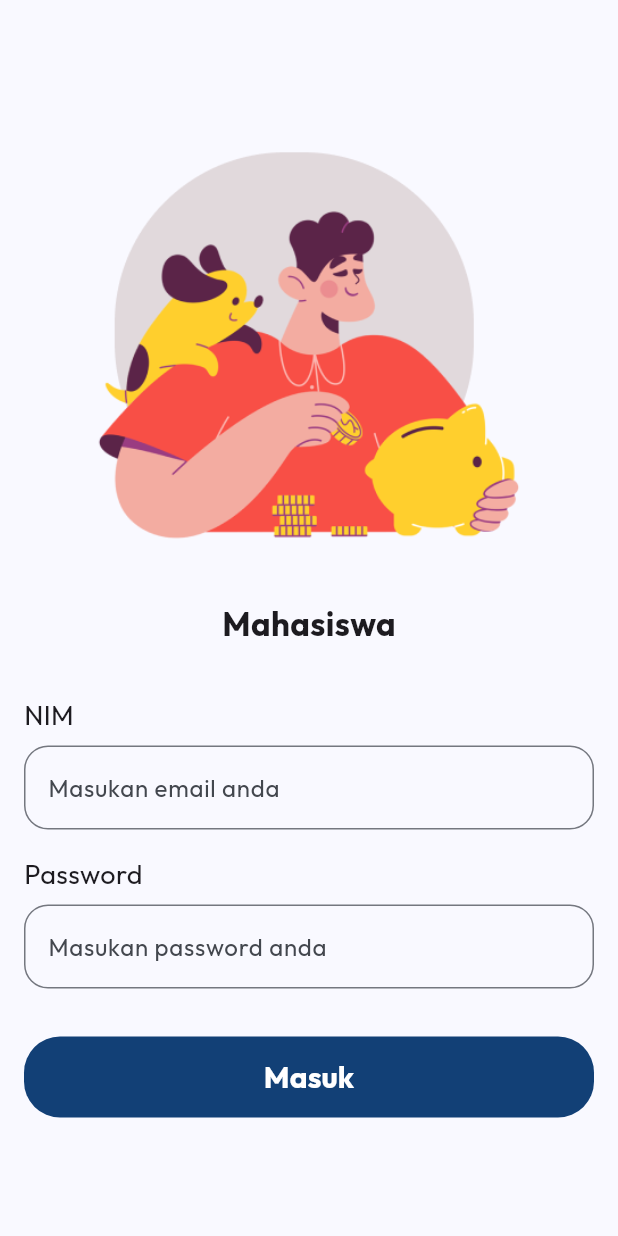
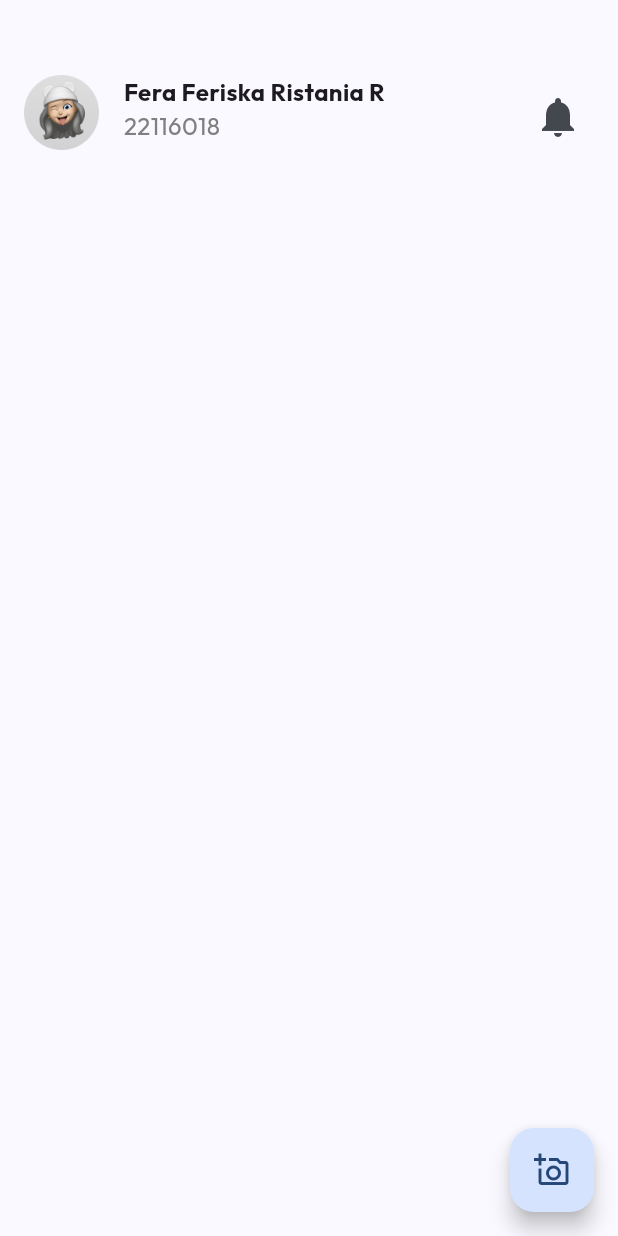
Before and after one commit to Triwahyu22116012/sistem-absensi-mahasiswa, a Flutter app: the LoginMahasiswaScreen screen opened directly, after a tap on "Masuk", on a phone screen of 412 x 824 dp. Run offline on Flutter 3.47's test engine with Material 3 defaults, Android fonts, the phone set to English and light mode, and no system bars; our stand-ins replace google_fonts.

Commit message:
membuat home screen sementara

```diff
--- /dev/null
+++ b/lib/screen/home_screen.dart
@@ -0,0 +1,61 @@
+import 'package:flutter/material.dart';
+
+class HomeScreen extends StatelessWidget {
+  const HomeScreen({super.key});
+
+  @override
+  Widget build(BuildContext context) {
+    return Scaffold(
+      body: Padding(
+        padding: const EdgeInsets.only(left: 16, top: 50, right: 16),
+        child: Row(
+          mainAxisAlignment: MainAxisAlignment.spaceBetween, // horizontal alignment
+          crossAxisAlignment: CrossAxisAlignment.start, // vertical alignment
+          children: [
+            const Image(image: AssetImage("assets/img.png"), width: 50),
+            const Padding(
+              padding: EdgeInsets.only(left: 16),
+              child: SizedBox(
+                width: 265, // sementara
+                child: Column(
+                  crossAxisAlignment: CrossAxisAlignment.start,
+                  children: [
+                    Text(
+                      "Fera Feriska Ristania R",
+                      style: TextStyle(
+                        fontWeight: FontWeight.bold,
+                        fontSize: 16
+                      ),
+                    ),
+                    Text(
+                      "22116018",
+                      style: TextStyle(
+                        fontWeight: FontWeight.normal,
+                        fontSize: 16,
+                        color: Color(0xff808080)
+                      ),
+                    ),
+                  ],
+                ),
+              ),
+            ),
+            Padding(
+              padding: const EdgeInsets.only(top: 4),
+              child: IconButton(
+                onPressed: () { },
+                icon: const Icon(Icons.notifications),
+                iconSize: 32,
+              ),
+            ),
+          ],
+        ),
+      ),
+      floatingActionButton: FloatingActionButton(
+        onPressed: () {  },
+        child: const Icon(
+          Icons.add_a_photo_outlined
+        ),
+      ),
+    );
+  }
+}
--- a/lib/screen/login_mahasiswa_screen.dart
+++ b/lib/screen/login_mahasiswa_screen.dart
@@ -1,4 +1,5 @@
- import 'package:flutter/material.dart';
+ import 'package:absensi_mahasiswa/screen/home_screen.dart';
+import 'package:flutter/material.dart';
 
 import '../widget/main_button.dart';
 
@@ -20,6 +21,7 @@ class _LoginMahasiswaScreenState extends State<LoginMahasiswaScreen> {
         padding: const EdgeInsets.only(top: 100),
         child: Column(
           mainAxisAlignment: MainAxisAlignment.center,
+          crossAxisAlignment: CrossAxisAlignment.center,
           children: [
             const Padding(
               padding: EdgeInsets.symmetric(horizontal: 32, vertical: 0),
@@ -99,14 +101,14 @@ class _LoginMahasiswaScreenState extends State<LoginMahasiswaScreen> {
               ),
             ),
             Padding(
-              padding: const EdgeInsets.only(top: 32, left: 16, right: 16),
+              padding: const EdgeInsets.symmetric(vertical: 32, horizontal: 16),
               child: MainButton(
                 title: "Masuk",
                 onClick: () {
-                  // Navigator.push(
-                  //   context,
-                  //   MaterialPageRoute(builder: (context) => const LoginMahasiswaScreen()),
-                  // );
+                  Navigator.push(
+                    context,
+                    MaterialPageRoute(builder: (context) => const HomeScreen()),
+                  );
                 },
               ),
             ),
```
Also changed, not shown: assets/img.png (added).
